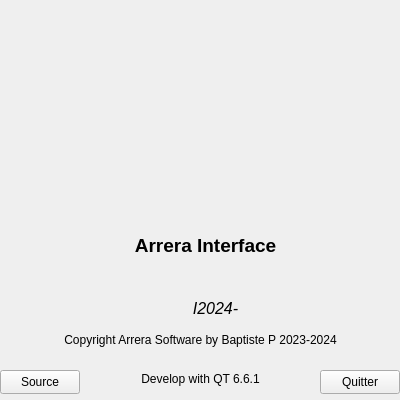
This is carreraapropos.ui in Arrera-Software/Arrera-Interface as Qt 5 draws it before an edit. The edited form follows.
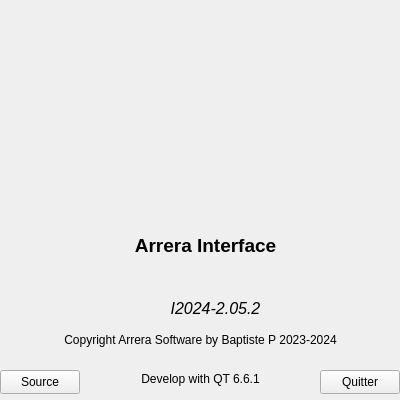
This is the edited form. Icons and pictures are not drawn.

Commit message: Mise en place du numero de version

```diff
--- a/carreraapropos.ui
+++ b/carreraapropos.ui
@@ -83,7 +83,7 @@
      </font>
     </property>
     <property name="text">
-     <string>I2024-</string>
+     <string>I2024-2.05.2</string>
     </property>
     <property name="alignment">
      <set>Qt::AlignCenter</set>
```
Left out of the diff: 8 changed lines with no effect on the pictures.
